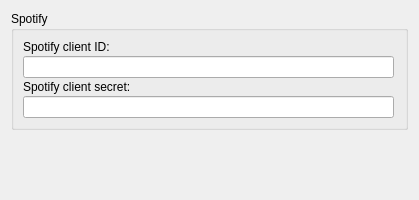
Qt form ui_options_streaming_metadata.ui (zbejzer/picard-metastreaming) before a commit.
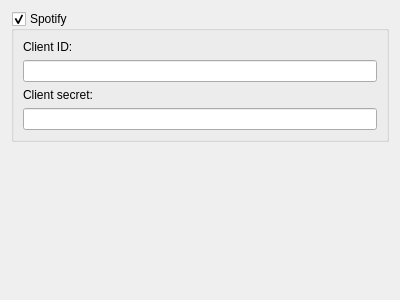
The same form after that commit.

Commit message: Settings are now saving

Patch:
```diff
--- a/ui_options_streaming_metadata.ui
+++ b/ui_options_streaming_metadata.ui
@@ -6,56 +6,66 @@
    <rect>
     <x>0</x>
     <y>0</y>
-    <width>415</width>
-    <height>200</height>
+    <width>400</width>
+    <height>300</height>
    </rect>
   </property>
-  <layout class="QVBoxLayout" name="verticalLayout">
+  <property name="sizePolicy">
+   <sizepolicy hsizetype="Preferred" vsizetype="Preferred">
+    <horstretch>0</horstretch>
+    <verstretch>0</verstretch>
+   </sizepolicy>
+  </property>
+  <property name="windowTitle">
+   <string/>
+  </property>
+  <layout class="QVBoxLayout" name="verticalLayout_3" stretch="0,0">
    <item>
-    <widget class="QGroupBox" name="spotify_groupbox">
-     <property name="sizePolicy">
-      <sizepolicy hsizetype="Preferred" vsizetype="Maximum">
-       <horstretch>0</horstretch>
-       <verstretch>0</verstretch>
-      </sizepolicy>
-     </property>
-     <property name="minimumSize">
-      <size>
-       <width>397</width>
-       <height>0</height>
-      </size>
-     </property>
+    <widget class="QGroupBox" name="enable_spotify">
      <property name="title">
       <string>Spotify</string>
      </property>
-     <layout class="QGridLayout">
-      <property name="spacing">
-       <number>2</number>
-      </property>
-      <item row="0" column="0" colspan="2">
-       <widget class="QLabel" name="label_1">
+     <property name="checkable">
+      <bool>true</bool>
+     </property>
+     <property name="checked">
+      <bool>true</bool>
+     </property>
+     <layout class="QVBoxLayout" name="verticalLayout_4">
+      <item>
+       <widget class="QLabel" name="label">
         <property name="text">
-         <string>Spotify client ID:</string>
+         <string>Client ID:</string>
         </property>
        </widget>
       </item>
-      <item row="2" column="0" colspan="2">
+      <item>
+       <widget class="QLineEdit" name="spotify_id">
+        <property name="inputMask">
+         <string/>
+        </property>
+        <property name="text">
+         <string/>
+        </property>
+       </widget>
+      </item>
+      <item>
        <widget class="QLabel" name="label_2">
         <property name="text">
-         <string>Spotify client secret:</string>
+         <string>Client secret:</string>
         </property>
        </widget>
       </item>
-      <item row="3" column="0">
-       <widget class="QLineEdit" name="client_secret">
+      <item>
+       <widget class="QLineEdit" name="spotify_secret">
+        <property name="text">
+         <string/>
+        </property>
         <property name="echoMode">
          <enum>QLineEdit::Password</enum>
         </property>
        </widget>
       </item>
-      <item row="1" column="0">
-       <widget class="QLineEdit" name="client_id"/>
-      </item>
      </layout>
     </widget>
    </item>
```
Left out of the diff: 4 changed lines with no effect on the pictures. The commit also changes 2 other files.
